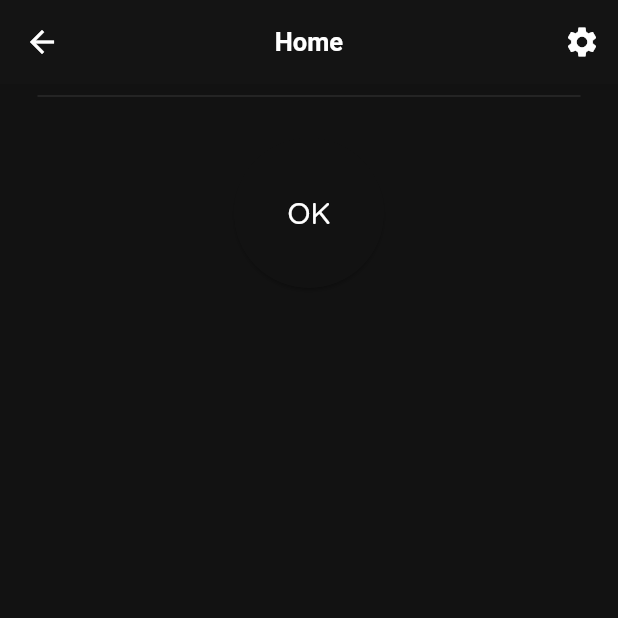
After one commit to josevbrito/cryptography-app, a Flutter app: the screen it shows after launch, after a tap on "Entres", on a phone screen of 412 x 824 dp, the top half of it. The commit adds this screen. Run offline on Flutter 3.47's test engine with Material 3 defaults, Android fonts, the phone set to English and light mode, and no system bars; our stand-ins replace google_nav_bar.

Commit message:
Update Home

```diff
--- /dev/null
+++ b/lib/pages/home_page.dart
@@ -0,0 +1,99 @@
+import 'package:cryptocode/pages/settings.dart';
+import 'package:cryptocode/theme/theme.dart';
+import 'package:flutter/material.dart';
+
+class HomePage extends StatefulWidget {
+  const HomePage({super.key});
+
+  @override
+  State<HomePage> createState() => _HomePageState();
+}
+
+class _HomePageState extends State<HomePage> {
+  String _selectedOption = 'Binary';
+  String _convertedText = '';
+
+
+  @override
+  Widget build(BuildContext context) {
+    return Scaffold(
+
+      // App Bar
+      appBar: AppBar(
+        // Color
+        backgroundColor: theme.canvasColor,
+
+        // Text
+        title: const Text(
+          'Home',
+          style: TextStyle(fontSize: 17, fontWeight: FontWeight.w600),
+        ),
+        // Center Text
+        centerTitle: true,
+        elevation: 20,
+        // Setting Button
+        actions: [
+          IconButton(
+            onPressed: () {
+              Navigator.push(context, MaterialPageRoute(builder: (context) => const SettingsPage()));
+            },
+            icon: const Icon(Icons.settings),
+          ),
+        ],
+      ),
+
+      // Página
+      body: SingleChildScrollView(
+        child: Column(
+          mainAxisAlignment: MainAxisAlignment.center,
+          children: [
+            Container(
+              decoration: BoxDecoration(
+                color: theme.primaryColor,
+                borderRadius: const BorderRadius.only(bottomLeft: Radius.circular(25), bottomRight: Radius.circular(25))
+              ),
+              child: Column(
+                children: [
+                // TextField
+                Padding(padding: const EdgeInsets.symmetric(horizontal: 25), child: Divider(thickness: 0.5, color: Colors.grey[800])),
+                // Text convert
+                ]
+              )
+            ),
+
+            Padding(
+              padding: const EdgeInsets.all(20.0),
+              child: Column(
+                children: [
+                  const Row(
+                    // Dropdown
+                    // Ícone para mudar os valores
+                    // Dropdown
+                  ),
+
+                  ElevatedButton(
+                    style: ButtonStyle(
+                      shape: MaterialStateProperty.all<RoundedRectangleBorder>(
+                        RoundedRectangleBorder(
+                          borderRadius: BorderRadius.circular(50.0),
+                        ),
+                      ),
+                      minimumSize: MaterialStateProperty.all(Size(100.0, 100.0)), // Tamanho mínimo do botão
+                      maximumSize: MaterialStateProperty.all(Size(200.0, 200.0)), // Tamanho máximo do botão
+                    ),
+                    onPressed: () {},
+                    child: const Text('OK', style: TextStyle(fontSize: 20),),
+                  )
+
+
+                ],
+              ),
+            ),
+
+
+
+        ],),
+      ),
+    );
+  }
+}
--- a/lib/pages/settings.dart
+++ b/lib/pages/settings.dart
@@ -1,4 +1,3 @@
-import 'package:cryptocode/theme/theme.dart';
 import 'package:flutter/material.dart';
 import 'package:cryptocode/layouts/appbar.dart';
 
@@ -16,12 +15,8 @@ class _SettingsPageState extends State<SettingsPage> {
       appBar: const CustomAppBar(title: 'Settings'),
       body: Center(
           child: Padding(
-            padding: const EdgeInsets.only(top: 50, bottom: 50, left: 25, right: 25),
-            child: Container(
-              decoration: BoxDecoration(
-                color: theme.primaryColor
-              ),
-              child: ListView(
+            padding: const EdgeInsets.only(top: 25),
+            child: ListView(
                 children: [
 
                   // Theme
@@ -68,7 +63,7 @@ class _SettingsPageState extends State<SettingsPage> {
               ),
             ),
           ),
-        )
+
       );
   }
 }
--- a/lib/pages/welcome.dart
+++ b/lib/pages/welcome.dart
@@ -2,6 +2,7 @@ import 'package:cryptocode/components/button.dart';
 import 'package:cryptocode/layouts/navbar.dart';
 import 'package:cryptocode/components/text.dart';
 import 'package:cryptocode/pages/about_me.dart';
+import 'package:cryptocode/pages/home_page.dart';
 import 'package:flutter/material.dart';
 
 class Welcome extends StatefulWidget {
@@ -41,7 +42,9 @@ class _WelcomeState extends State<Welcome> {
                 children: [
                   ButtonModel(direction: NavBar(), content: 'Enter'),
                   SizedBox(height: 10,),
-                  ButtonModel(direction: AboutMePage(), content: 'About Me')
+                  ButtonModel(direction: AboutMePage(), content: 'About Me'),
+                  SizedBox(height: 10,),
+                  ButtonModel(direction: HomePage(), content: 'Entres')
                 ],
               ),
             ),
```
